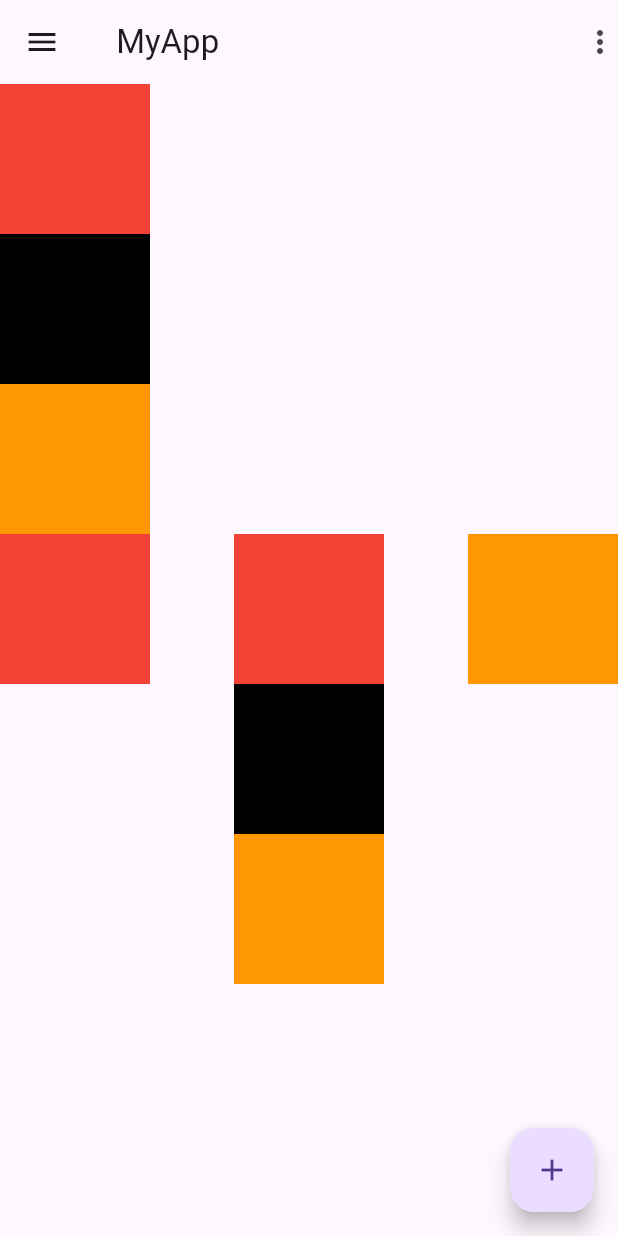
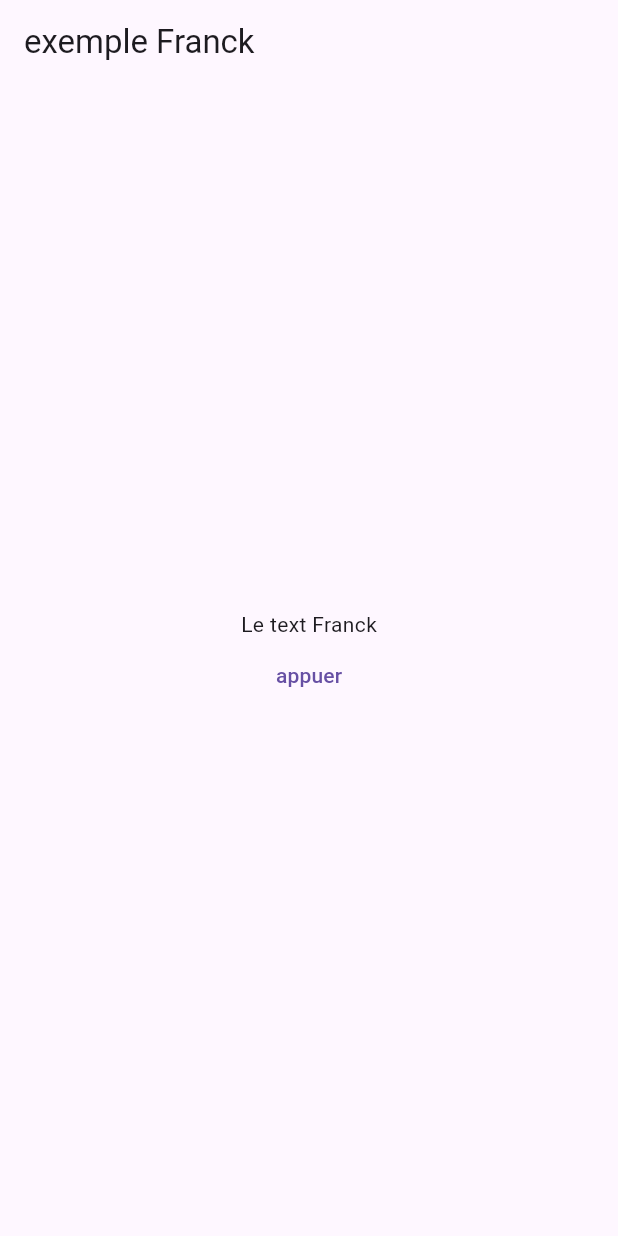
Before and after one commit to cresshounnoukon/gasa-flutter-learning, a Flutter app: the screen it shows after launch, on a phone screen of 412 x 824 dp. Run offline on Flutter 3.47's test engine with Material 3 defaults, Android fonts, the phone set to English and light mode, and no system bars.

Commit message:
image, button, navigation, staftefull

```diff
--- /dev/null
+++ b/lib/exemple/exmple.dart
@@ -0,0 +1,40 @@
+import 'package:flutter/material.dart';
+
+class Exmple extends StatefulWidget {
+  const Exmple({super.key});
+
+  @override
+  State<Exmple> createState() => _ExmpleState();
+}
+
+class _ExmpleState extends State<Exmple> {
+
+    String name="Franck";
+  @override
+  Widget build(BuildContext context) {
+    return   Scaffold(
+      appBar: AppBar(
+        title: Text("exemple $name"),
+      ),
+      body: Center(
+        child: Column(
+          mainAxisAlignment: MainAxisAlignment.center,
+          crossAxisAlignment: CrossAxisAlignment.center,
+          children: [
+            Text("Le text $name"),
+            TextButton(onPressed: (){
+
+              name="Joanita";
+              print("Nom: $name");
+              setState(() {
+
+              });
+
+            }, child: Text("appuer"))
+
+          ],
+        ),
+      ),
+    );
+  }
+}
--- a/pubspec.yaml
+++ b/pubspec.yaml
@@ -58,8 +58,8 @@ flutter:
   uses-material-design: true
 
   # To add assets to your application, add an assets section, like this:
-  # assets:
-  #   - images/a_dot_burr.jpeg
+  assets:
+  - assets/images/
   #   - images/a_dot_ham.jpeg
 
   # An image asset can refer to one or more resolution-specific "variants", see
```
Also changed, not shown: lib/buttons/button_gasa.dart (added, +47 -0 lines), lib/main.dart (+16 -2 lines), lib/navigation/FirstScreen.dart (added, +30 -0 lines), lib/navigation/SecondScreen.dart (added, +41 -0 lines), 1 other file.
